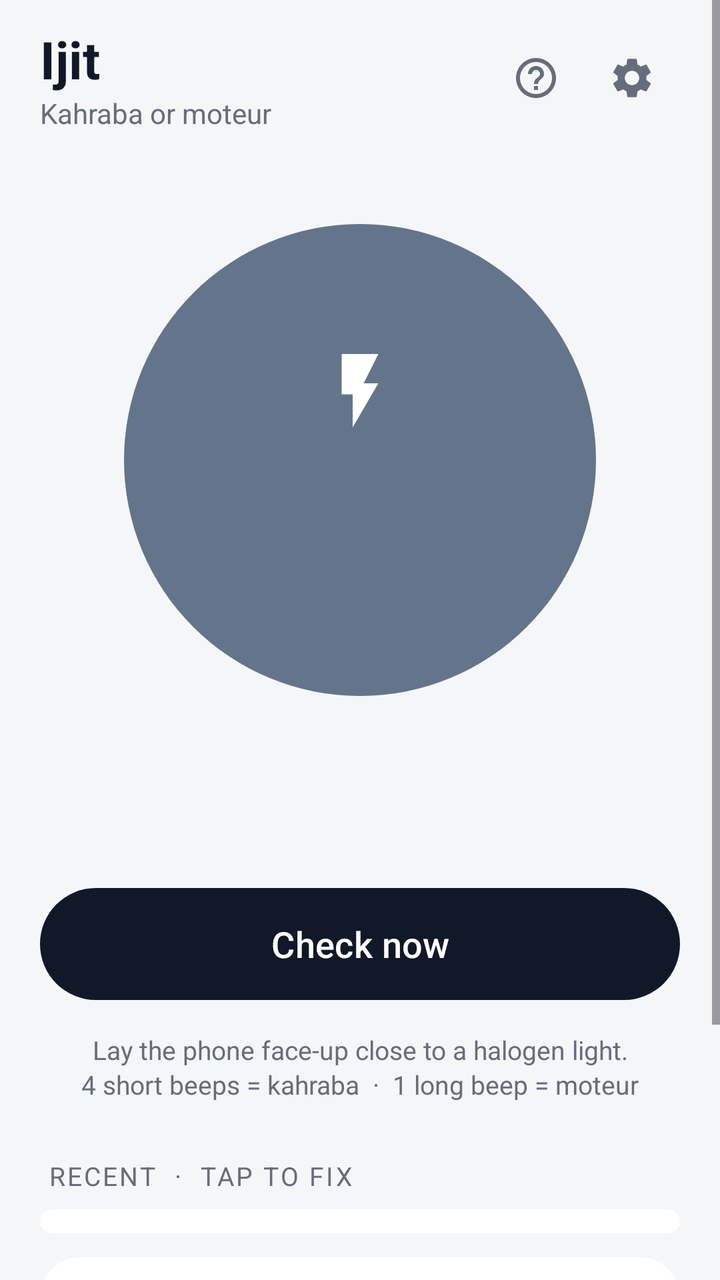
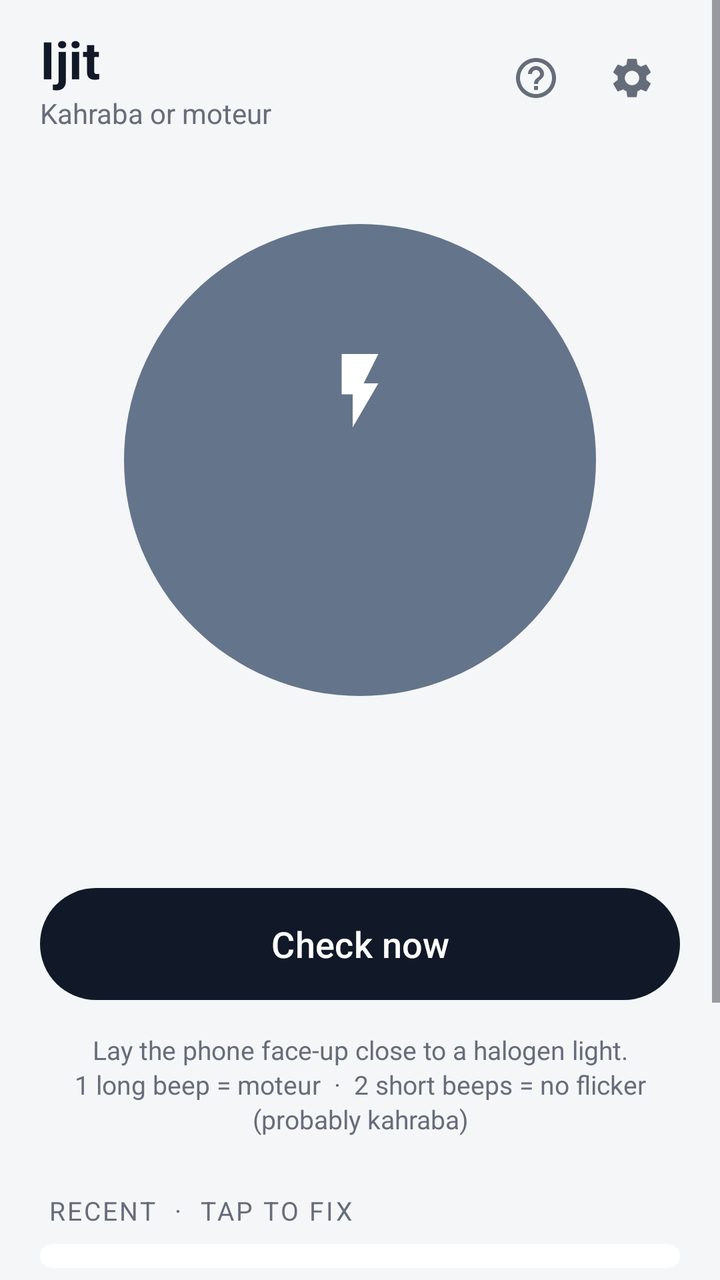

The first picture is an Android layout as it rendered before a commit; the second is the same layout after the commit. The layout source and the unified diff follow.
<!-- AndroidManifest.xml: activity theme AppTheme.Main -->
<!-- res/layout/activity_main.xml -->
<?xml version="1.0" encoding="utf-8"?>
<ScrollView xmlns:android="http://schemas.android.com/apk/res/android"
    xmlns:app="http://schemas.android.com/apk/res-auto"
    android:layout_width="match_parent"
    android:layout_height="match_parent"
    android:background="?attr/appBg"
    android:fillViewport="true">

    <LinearLayout
        android:layout_width="match_parent"
        android:layout_height="wrap_content"
        android:orientation="vertical"
        android:paddingStart="20dp"
        android:paddingTop="12dp"
        android:paddingEnd="20dp"
        android:paddingBottom="24dp">

        
        <LinearLayout
            android:layout_width="match_parent"
            android:layout_height="wrap_content"
            android:gravity="center_vertical"
            android:orientation="horizontal">

            <LinearLayout
                android:layout_width="0dp"
                android:layout_height="wrap_content"
                android:layout_weight="1"
                android:orientation="vertical">

                <TextView
                    android:layout_width="wrap_content"
                    android:layout_height="wrap_content"
                    android:text="Ijit"
                    android:textColor="?attr/appText"
                    android:textSize="26sp"
                    android:textStyle="bold" />

                <TextView
                    android:layout_width="wrap_content"
                    android:layout_height="wrap_content"
                    android:text="Kahraba or moteur"
                    android:textColor="?attr/appMuted"
                    android:textSize="14sp" />
            </LinearLayout>

            <ImageButton
                android:id="@+id/helpButton"
                android:layout_width="48dp"
                android:layout_height="48dp"
                android:background="?attr/selectableItemBackgroundBorderless"
                android:contentDescription="Help"
                android:src="@drawable/ic_help"
                app:tint="?attr/appMuted" />

            <ImageButton
                android:id="@+id/settingsButton"
                android:layout_width="48dp"
                android:layout_height="48dp"
                android:background="?attr/selectableItemBackgroundBorderless"
                android:contentDescription="Settings"
                android:src="@drawable/ic_settings"
                app:tint="?attr/appMuted" />
        </LinearLayout>

        
        <FrameLayout
            android:layout_width="272dp"
            android:layout_height="272dp"
            android:layout_gravity="center_horizontal"
            android:layout_marginTop="28dp">

            <com.google.android.material.progressindicator.CircularProgressIndicator
                android:id="@+id/ring"
                android:layout_width="wrap_content"
                android:layout_height="wrap_content"
                android:layout_gravity="center"
                android:max="1000"
                android:visibility="invisible"
                app:indicatorColor="?attr/appRing"
                app:indicatorSize="272dp"
                app:trackColor="?attr/appOutline"
                app:trackCornerRadius="4dp"
                app:trackThickness="8dp" />

            <LinearLayout
                android:id="@+id/orb"
                android:layout_width="236dp"
                android:layout_height="236dp"
                android:layout_gravity="center"
                android:background="@drawable/orb"
                android:gravity="center"
                android:orientation="vertical"
                android:padding="16dp">

                <ImageView
                    android:id="@+id/orbIcon"
                    android:layout_width="44dp"
                    android:layout_height="44dp"
                    android:importantForAccessibility="no"
                    android:src="@drawable/ic_bolt"
                    app:tint="#FFFFFF" />

                <TextView
                    android:id="@+id/orbTitle"
                    android:layout_width="wrap_content"
                    android:layout_height="wrap_content"
                    android:layout_marginTop="8dp"
                    android:gravity="center"
                    android:textColor="#FFFFFF"
                    android:textSize="30sp"
                    android:textStyle="bold" />

                <TextView
                    android:id="@+id/orbSub"
                    android:layout_width="wrap_content"
                    android:layout_height="wrap_content"
                    android:layout_marginTop="2dp"
                    android:alpha="0.85"
                    android:gravity="center"
                    android:textColor="#FFFFFF"
                    android:textSize="14sp" />
            </LinearLayout>
        </FrameLayout>

        <TextView
            android:id="@+id/statusLine"
            android:layout_width="match_parent"
            android:layout_height="wrap_content"
            android:layout_marginTop="20dp"
            android:gravity="center"
            android:minLines="2"
            android:textColor="?attr/appMuted"
            android:textSize="15sp" />

        <com.google.android.material.button.MaterialButton
            android:id="@+id/checkButton"
            style="@style/PrimaryButton"
            android:layout_width="match_parent"
            android:layout_height="64dp"
            android:layout_marginTop="16dp"
            android:text="Check now"
            android:textSize="18sp"
            app:cornerRadius="32dp" />

        <TextView
            android:layout_width="match_parent"
            android:layout_height="wrap_content"
            android:layout_marginTop="12dp"
            android:gravity="center"
            android:lineSpacingExtra="2dp"
            android:text="Lay the phone face-up close to a halogen light.\n4 short beeps = kahraba  ·  1 long beep = moteur"
            android:textColor="?attr/appMuted"
            android:textSize="13sp" />

        
        <TextView
            style="@style/SectionLabel"
            android:layout_width="wrap_content"
            android:layout_height="wrap_content"
            android:text="Recent  ·  tap to fix" />

        <com.google.android.material.card.MaterialCardView
            style="@style/Card"
            android:layout_width="match_parent"
            android:layout_height="wrap_content">

            <LinearLayout
                android:id="@+id/historyList"
                android:layout_width="match_parent"
                android:layout_height="wrap_content"
                android:orientation="vertical"
                android:paddingTop="6dp"
                android:paddingBottom="6dp" />
        </com.google.android.material.card.MaterialCardView>

        
        <com.google.android.material.card.MaterialCardView
            android:id="@+id/monitorCard"
            style="@style/Card"
            android:layout_width="match_parent"
            android:layout_height="wrap_content"
            android:layout_marginTop="12dp"
            android:clickable="true"
            android:focusable="true">

            <LinearLayout
                android:layout_width="match_parent"
                android:layout_height="wrap_content"
                android:gravity="center_vertical"
                android:orientation="horizontal"
                android:padding="18dp">

                <View
                    android:id="@+id/monitorDot"
                    android:layout_width="10dp"
                    android:layout_height="10dp"
                    android:background="@drawable/dot" />

                <LinearLayout
                    android:layout_width="0dp"
                    android:layout_height="wrap_content"
                    android:layout_marginStart="14dp"
                    android:layout_weight="1"
                    android:orientation="vertical">

                    <TextView
                        android:layout_width="wrap_content"
                        android:layout_height="wrap_content"
                        android:text="Always-on monitor"
                        android:textColor="?attr/appText"
                        android:textSize="16sp"
                        android:textStyle="bold" />

                    <TextView
                        android:id="@+id/monitorSub"
                        android:layout_width="wrap_content"
                        android:layout_height="wrap_content"
                        android:layout_marginTop="2dp"
                        android:textColor="?attr/appMuted"
                        android:textSize="14sp" />
                </LinearLayout>

                <ImageView
                    android:layout_width="24dp"
                    android:layout_height="24dp"
                    android:importantForAccessibility="no"
                    android:src="@drawable/ic_chevron"
                    app:tint="?attr/appMuted" />
            </LinearLayout>
        </com.google.android.material.card.MaterialCardView>

        <TextView
            android:layout_width="match_parent"
            android:layout_height="wrap_content"
            android:layout_marginStart="4dp"
            android:layout_marginTop="20dp"
            android:layout_marginEnd="4dp"
            android:lineSpacingExtra="2dp"
            android:text="Note: doesn't work with LED bulbs, or if your lights run through a solar inverter or UPS. Tap ? at the top for the full guide."
            android:textColor="?attr/appMuted"
            android:textSize="12sp" />
    </LinearLayout>
</ScrollView>
<!-- resources referenced by this layout -->
<resources>
  <!-- drawable dot (drawable) -->
  <?xml version="1.0" encoding="utf-8"?>
  <shape xmlns:android="http://schemas.android.com/apk/res/android" android:shape="oval">
      <solid android:color="@color/idle" />
      <size android:width="10dp" android:height="10dp" />
  </shape>
  <!-- drawable ic_bolt (drawable) -->
  <vector xmlns:android="http://schemas.android.com/apk/res/android"
      android:width="24dp"
      android:height="24dp"
      android:viewportWidth="24"
      android:viewportHeight="24">
      <path
          android:fillColor="#FFFFFFFF"
          android:pathData="M7,2v11h3v9l7,-12h-4l4,-8z" />
  </vector>
  <!-- drawable ic_chevron (drawable) -->
  <vector xmlns:android="http://schemas.android.com/apk/res/android"
      android:width="24dp"
      android:height="24dp"
      android:viewportWidth="24"
      android:viewportHeight="24">
      <path
          android:fillColor="#FF000000"
          android:pathData="M10,6L8.59,7.41 13.17,12l-4.58,4.59L10,18l6,-6z" />
  </vector>
  <!-- drawable ic_help (drawable) -->
  <vector xmlns:android="http://schemas.android.com/apk/res/android"
      android:width="24dp"
      android:height="24dp"
      android:viewportWidth="24"
      android:viewportHeight="24">
      <path
          android:fillColor="#FF000000"
          android:pathData="M11,18h2v-2h-2v2zM12,2C6.48,2 2,6.48 2,12s4.48,10 10,10 10,-4.48 10,-10S17.52,2 12,2zM12,20c-4.41,0 -8,-3.59 -8,-8s3.59,-8 8,-8 8,3.59 8,8 -3.59,8 -8,8zM12,6c-2.21,0 -4,1.79 -4,4h2c0,-1.1 0.9,-2 2,-2s2,0.9 2,2c0,2 -3,1.75 -3,5h2c0,-2.25 3,-2.5 3,-5 0,-2.21 -1.79,-4 -4,-4z" />
  </vector>
  <!-- drawable orb (drawable) -->
  <?xml version="1.0" encoding="utf-8"?>
  <shape xmlns:android="http://schemas.android.com/apk/res/android" android:shape="oval">
      <solid android:color="@color/idle" />
  </shape>
  <style name="Card">
          <item name="cardCornerRadius">20dp</item>
          <item name="cardElevation">0dp</item>
          <item name="strokeWidth">0dp</item>
          <item name="cardBackgroundColor">?attr/appSurface</item>
      </style>
  <style name="PrimaryButton" parent="Widget.Material3.Button">
          <item name="android:minHeight">56dp</item>
          <item name="cornerRadius">28dp</item>
          <item name="android:textSize">16sp</item>
      </style>
  <style name="SectionLabel">
          <item name="android:textSize">13sp</item>
          <item name="android:textColor">?attr/appMuted</item>
          <item name="android:letterSpacing">0.08</item>
          <item name="android:textAllCaps">true</item>
          <item name="android:layout_marginTop">28dp</item>
          <item name="android:layout_marginBottom">8dp</item>
          <item name="android:layout_marginStart">4dp</item>
      </style>
  <style name="AppTheme.Main" parent="AppTheme">
          <item name="windowActionBar">false</item>
          <item name="windowNoTitle">true</item>
      </style>
  <color name="idle">#64748B</color>
  <color name="ink">#111827</color>
  <color name="on_ink">#FFFFFF</color>
  <color name="surface_alt">#ECEEF2</color>
  <color name="text">#111827</color>
  <color name="kahraba">#059669</color>
  <color name="bg">#F5F6F8</color>
  <color name="outline">#E2E5EA</color>
  <color name="p_graphite_bg">#F5F6F8</color>
  <color name="p_graphite_surface">#FFFFFF</color>
  <color name="p_graphite_alt">#ECEEF2</color>
  <color name="p_graphite_ink">#111827</color>
  <color name="p_graphite_onink">#FFFFFF</color>
  <color name="p_graphite_text">#111827</color>
  <color name="p_graphite_muted">#666D7A</color>
  <color name="p_graphite_outline">#E2E5EA</color>
  <color name="p_graphite_ring">#FACC15</color>
  <!-- unchanged entries left out for length: 2 -->
</resources>

<!-- the commit's change to res/layout/activity_main.xml (unified diff, before → after) -->
@@ -149,7 +149,7 @@
             android:layout_marginTop="12dp"
             android:gravity="center"
             android:lineSpacingExtra="2dp"
-            android:text="Lay the phone face-up close to a halogen light.\n4 short beeps = kahraba  ·  1 long beep = moteur"
+            android:text="Lay the phone face-up close to a halogen light.\n1 long beep = moteur  ·  2 short beeps = no flicker (probably kahraba)"
             android:textColor="?attr/appMuted"
             android:textSize="13sp" />
 
